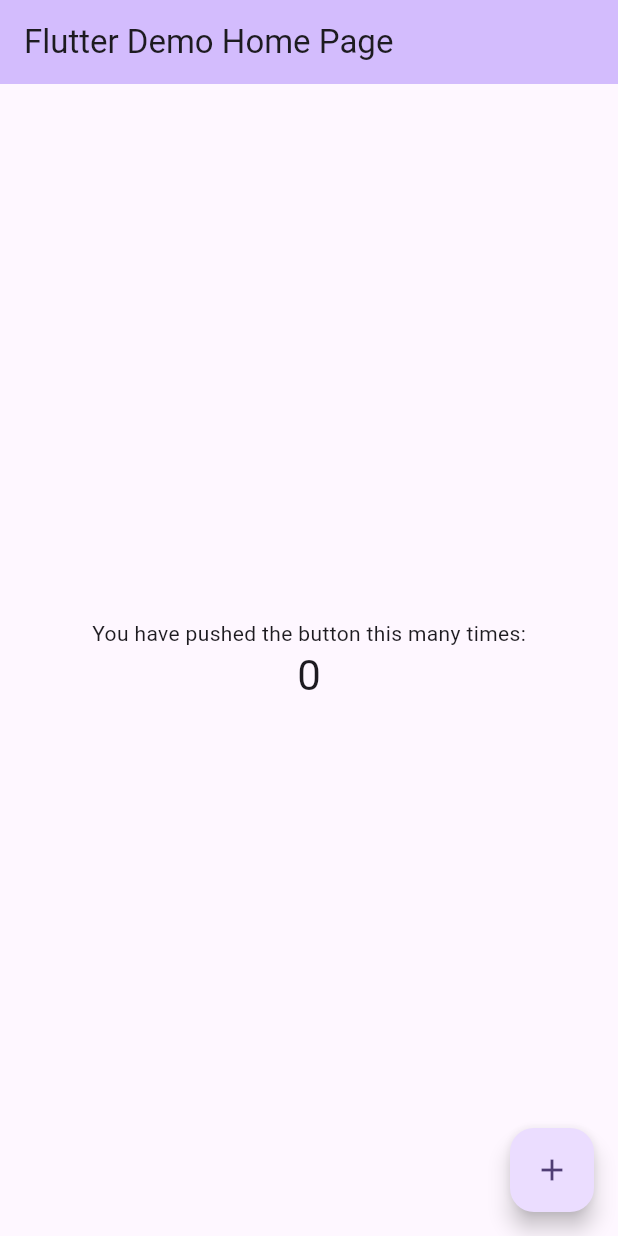
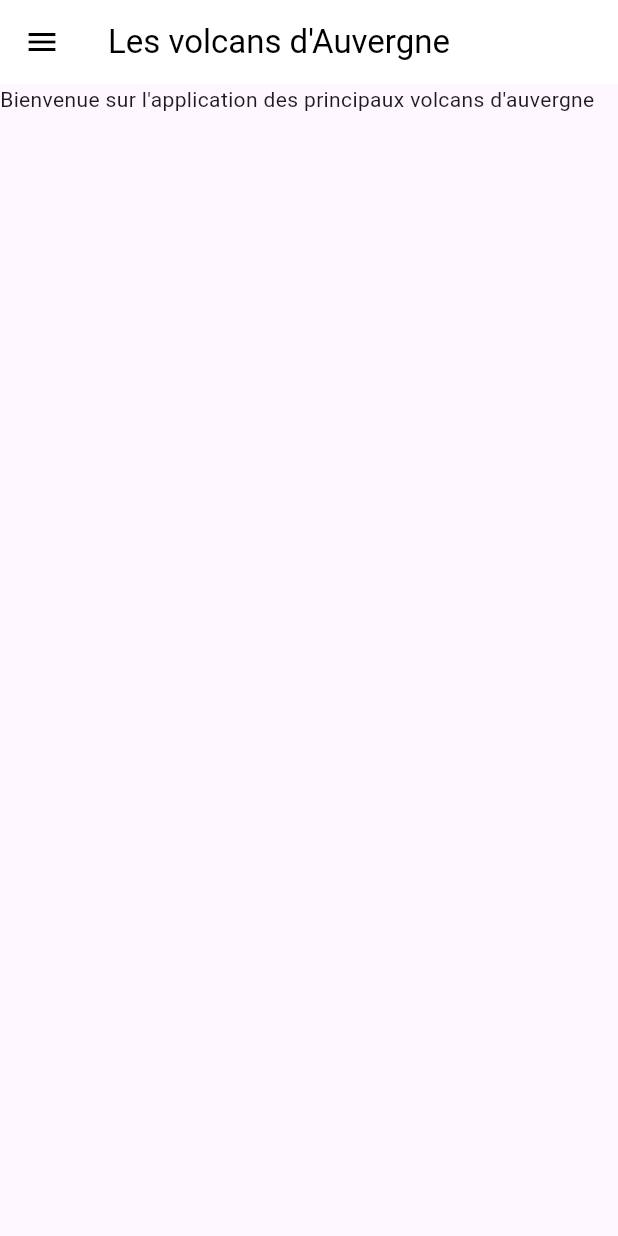
Before and after one commit to LoicLab/auvergne-volcano-flutter, a Flutter app: the screen it shows after launch, on a phone screen of 412 x 824 dp. Run offline on Flutter 3.47's test engine with Material 3 defaults, Android fonts, the light colour scheme and no system bars.

Commit message:
Setting up the MVC and the application architecture.

```diff
--- /dev/null
+++ b/lib/controller/home_controller.dart
@@ -0,0 +1,26 @@
+import 'package:auvergne_volcano_flutter/view/drawer_view.dart';
+import 'package:auvergne_volcano_flutter/view/home_view.dart';
+import 'package:flutter/material.dart';
+import '../model/datas.dart';
+
+///Home Controller
+class HomeController extends StatelessWidget {
+
+  final String titleBar;
+
+  const HomeController({
+    super.key,
+    required this.titleBar
+  });
+
+  @override
+  Widget build(BuildContext context) {
+    return Scaffold(
+      drawer: DrawerView(volcanoes: Datas().listVolcanoes),
+      appBar: AppBar(title: Text(titleBar)),
+      body: Center(
+        child:  HomeView(titleBar: titleBar),
+      ),
+    );
+  }
+}
--- a/lib/main.dart
+++ b/lib/main.dart
@@ -1,125 +1,41 @@
 import 'package:flutter/material.dart';
+import 'controller/home_controller.dart';
 
 void main() {
-  runApp(const MyApp());
+  runApp(MyApp());
 }
 
 class MyApp extends StatelessWidget {
-  const MyApp({super.key});
+  MyApp({super.key});
 
-  // This widget is the root of your application.
   @override
   Widget build(BuildContext context) {
     return MaterialApp(
-      title: 'Flutter Demo',
-      theme: ThemeData(
-        // This is the theme of your application.
-        //
-        // TRY THIS: Try running your application with "flutter run". You'll see
-        // the application has a purple toolbar. Then, without quitting the app,
-        // try changing the seedColor in the colorScheme below to Colors.green
-        // and then invoke "hot reload" (save your changes or press the "hot
-        // reload" button in a Flutter-supported IDE, or press "r" if you used
-        // the command line to start the app).
-        //
-        // Notice that the counter didn't reset back to zero; the application
-        // state is not lost during the reload. To reset the state, use hot
-        // restart instead.
-        //
-        // This works for code too, not just values: Most code changes can be
-        // tested with just a hot reload.
-        colorScheme: ColorScheme.fromSeed(seedColor: Colors.deepPurple),
-        useMaterial3: true,
-      ),
-      home: const MyHomePage(title: 'Flutter Demo Home Page'),
+        themeMode: ThemeMode.system,
+        title: title,
+        debugShowCheckedModeBanner: false,
+        theme: materialTheme,
+        darkTheme: materialDarkTheme,
+        home: HomeController(
+            titleBar: title
+        )
     );
   }
+  ///Defines the light theme
+  final ThemeData materialTheme = ThemeData.light().copyWith(
+        colorScheme: const ColorScheme.light(
+          primary: Colors.deepPurple,
+          secondary: Colors.black
+        )
+  );
+
+  ///Defines the dark theme
+  final ThemeData materialDarkTheme = ThemeData.dark().copyWith(
+      colorScheme: const ColorScheme.light(
+        primary: Colors.deepPurple,
+        secondary: Colors.white
+      )
+  );
+
+  final String title = "Les volcans d'Auvergne";
 }
-
-class MyHomePage extends StatefulWidget {
-  const MyHomePage({super.key, required this.title});
-
-  // This widget is the home page of your application. It is stateful, meaning
-  // that it has a State object (defined below) that contains fields that affect
-  // how it looks.
-
-  // This class is the configuration for the state. It holds the values (in this
-  // case the title) provided by the parent (in this case the App widget) and
-  // used by the build method of the State. Fields in a Widget subclass are
-  // always marked "final".
-
-  final String title;
-
-  @override
-  State<MyHomePage> createState() => _MyHomePageState();
-}
-
-class _MyHomePageState extends State<MyHomePage> {
-  int _counter = 0;
-
-  void _incrementCounter() {
-    setState(() {
-      // This call to setState tells the Flutter framework that something has
-      // changed in this State, which causes it to rerun the build method below
-      // so that the display can reflect the updated values. If we changed
-      // _counter without calling setState(), then the build method would not be
-      // called again, and so nothing would appear to happen.
-      _counter++;
-    });
-  }
-
-  @override
-  Widget build(BuildContext context) {
-    // This method is rerun every time setState is called, for instance as done
-    // by the _incrementCounter method above.
-    //
-    // The Flutter framework has been optimized to make rerunning build methods
-    // fast, so that you can just rebuild anything that needs updating rather
-    // than having to individually change instances of widgets.
-    return Scaffold(
-      appBar: AppBar(
-        // TRY THIS: Try changing the color here to a specific color (to
-        // Colors.amber, perhaps?) and trigger a hot reload to see the AppBar
-        // change color while the other colors stay the same.
-        backgroundColor: Theme.of(context).colorScheme.inversePrimary,
-        // Here we take the value from the MyHomePage object that was created by
-        // the App.build method, and use it to set our appbar title.
-        title: Text(widget.title),
-      ),
-      body: Center(
-        // Center is a layout widget. It takes a single child and positions it
-        // in the middle of the parent.
-        child: Column(
-          // Column is also a layout widget. It takes a list of children and
-          // arranges them vertically. By default, it sizes itself to fit its
-          // children horizontally, and tries to be as tall as its parent.
-          //
-          // Column has various properties to control how it sizes itself and
-          // how it positions its children. Here we use mainAxisAlignment to
-          // center the children vertically; the main axis here is the vertical
-          // axis because Columns are vertical (the cross axis would be
-          // horizontal).
-          //
-          // TRY THIS: Invoke "debug painting" (choose the "Toggle Debug Paint"
-          // action in the IDE, or press "p" in the console), to see the
-          // wireframe for each widget.
-          mainAxisAlignment: MainAxisAlignment.center,
-          children: <Widget>[
-            const Text(
-              'You have pushed the button this many times:',
-            ),
-            Text(
-              '$_counter',
-              style: Theme.of(context).textTheme.headlineMedium,
-            ),
-          ],
-        ),
-      ),
-      floatingActionButton: FloatingActionButton(
-        onPressed: _incrementCounter,
-        tooltip: 'Increment',
-        child: const Icon(Icons.add),
-      ), // This trailing comma makes auto-formatting nicer for build methods.
-    );
-  }
-}
--- /dev/null
+++ b/lib/model/datas.dart
@@ -0,0 +1,12 @@
+import 'package:auvergne_volcano_flutter/model/volcano.dart';
+
+///Data with the Volcanoes
+class Datas {
+  List<Volcano> listVolcanoes = [
+    Volcano(name: "Puy de dôme", altitude: 1465, located: "Près de Clermont-Ferrand", imagesPath: []),
+    Volcano(name: "Puy de Sancy", altitude: 1885, located: "Près de la ville de Mont-Dore", imagesPath: []),
+    Volcano(name: "Puy de Côme", altitude: 1333, located: "Près du lac Pavin", imagesPath: []),
+    Volcano(name: "Puy de la Vache", altitude: 1167, located: "Dans la chaîne des Puys", imagesPath: []),
+    Volcano(name: "Puy de Pariou", altitude: 1202, located: "Près de la ville de Clermont-Ferrand", imagesPath: [])
+  ];
+}
--- /dev/null
+++ b/lib/model/volcano.dart
@@ -0,0 +1,18 @@
+///Volcano
+class Volcano {
+  ///Name of volcano
+  final String name;
+  ///Altitude
+  final int altitude;
+  ///located at
+  final String located;
+  ///Images with path name of images of volcano
+  final List<String> imagesPath;
+
+  Volcano({
+    required this.name,
+    required this.altitude,
+    required this.located,
+    required this.imagesPath
+  });
+}
--- /dev/null
+++ b/lib/view/home_view.dart
@@ -0,0 +1,18 @@
+import 'package:flutter/material.dart';
+
+///Application home page
+class HomeView extends StatelessWidget {
+  final String titleBar;
+
+  const HomeView({
+    super.key,
+    required this.titleBar
+  });
+
+  @override
+  Widget build(BuildContext context) {
+    return const Scaffold(
+      body: Text("Bienvenue sur l'application des principaux volcans d'auvergne"),
+    );
+  }
+}
```
Also changed, not shown: lib/view/drawer_view.dart (added, +41 -0 lines), lib/view/volcano_view.dart (added, +22 -0 lines).
